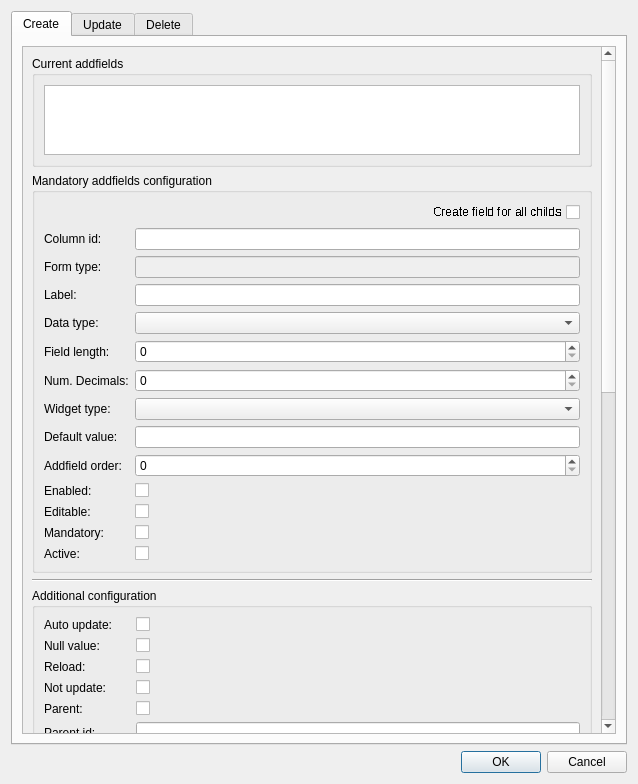
Above: ui/manage_addfields.ui from Giswater/giswater_qgis_plugin before the change. Below: the same form after it.
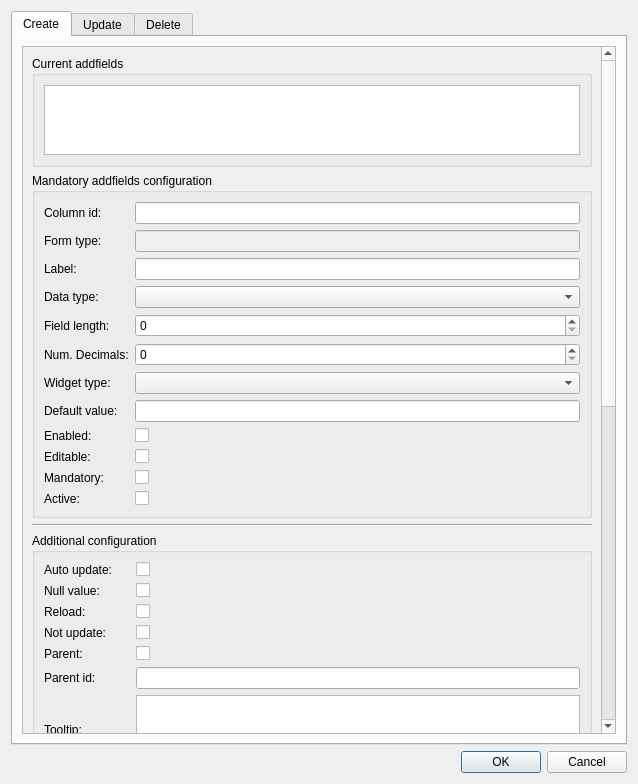
That is the form after the change.

What changed in the file:
```diff
--- a/ui/manage_addfields.ui
+++ b/ui/manage_addfields.ui
@@ -64,9 +64,9 @@
           <property name="geometry">
            <rect>
             <x>0</x>
-            <y>-427</y>
+            <y>0</y>
             <width>565</width>
-            <height>1541</height>
+            <height>1485</height>
            </rect>
           </property>
           <layout class="QVBoxLayout" name="verticalLayout">
@@ -90,174 +90,149 @@
              <layout class="QVBoxLayout" name="verticalLayout_3">
               <item>
                <layout class="QGridLayout" name="gridLayout_6">
-                <item row="3" column="0">
+                <item row="2" column="0">
                  <widget class="QLabel" name="lbl_72">
                   <property name="text">
                    <string>Label:</string>
                   </property>
                  </widget>
                 </item>
-                <item row="2" column="0">
+                <item row="2" column="1">
+                 <widget class="QLineEdit" name="label"/>
+                </item>
+                <item row="1" column="0">
                  <widget class="QLabel" name="lbl_70">
                   <property name="text">
                    <string>Form type:</string>
                   </property>
                  </widget>
                 </item>
-                <item row="3" column="1">
-                 <widget class="QLineEdit" name="label"/>
-                </item>
-                <item row="4" column="0">
-                 <widget class="QLabel" name="lbl_73">
-                  <property name="text">
-                   <string>Data type:</string>
-                  </property>
-                 </widget>
-                </item>
                 <item row="4" column="1">
-                 <widget class="QComboBox" name="datatype"/>
-                </item>
-                <item row="0" column="1">
-                 <widget class="QCheckBox" name="chk_multi_insert">
-                  <property name="font">
-                   <font>
-                    <stylestrategy>NoAntialias</stylestrategy>
-                   </font>
-                  </property>
-                  <property name="layoutDirection">
-                   <enum>Qt::RightToLeft</enum>
-                  </property>
-                  <property name="text">
-                   <string>Create field for all childs</string>
-                  </property>
-                 </widget>
-                </item>
-                <item row="1" column="0">
-                 <widget class="QLabel" name="lbl_2">
-                  <property name="text">
-                   <string>Column id:</string>
-                  </property>
-                 </widget>
-                </item>
-                <item row="2" column="1">
-                 <widget class="QLineEdit" name="formtype">
-                  <property name="enabled">
-                   <bool>false</bool>
-                  </property>
-                  <property name="text">
-                   <string/>
-                  </property>
-                 </widget>
-                </item>
-                <item row="1" column="1">
-                 <widget class="QLineEdit" name="column_id"/>
-                </item>
-                <item row="5" column="0">
-                 <widget class="QLabel" name="lbl_60">
-                  <property name="text">
-                   <string>Field length:</string>
-                  </property>
-                 </widget>
-                </item>
-                <item row="6" column="1">
-                 <widget class="QSpinBox" name="num_decimals"/>
-                </item>
-                <item row="7" column="0">
-                 <widget class="QLabel" name="lbl_71">
-                  <property name="text">
-                   <string>Widget type:</string>
-                  </property>
-                 </widget>
-                </item>
-                <item row="7" column="1">
-                 <widget class="QComboBox" name="widgettype"/>
-                </item>
-                <item row="5" column="1">
                  <widget class="QSpinBox" name="field_length"/>
                 </item>
-                <item row="6" column="0">
+                <item row="13" column="1">
+                 <widget class="QCheckBox" name="active">
+                  <property name="text">
+                   <string/>
+                  </property>
+                 </widget>
+                </item>
+                <item row="7" column="0">
+                 <widget class="QLabel" name="lbl_default_value">
+                  <property name="text">
+                   <string>Default value:</string>
+                  </property>
+                 </widget>
+                </item>
+                <item row="5" column="0">
                  <widget class="QLabel" name="lbl_58">
                   <property name="text">
                    <string>Num. Decimals:</string>
                   </property>
                  </widget>
                 </item>
-                <item row="13" column="1">
+                <item row="12" column="1">
+                 <widget class="QCheckBox" name="ismandatory">
+                  <property name="text">
+                   <string/>
+                  </property>
+                 </widget>
+                </item>
+                <item row="13" column="0">
+                 <widget class="QLabel" name="lbl_89">
+                  <property name="text">
+                   <string>Active:</string>
+                  </property>
+                 </widget>
+                </item>
+                <item row="11" column="1">
                  <widget class="QCheckBox" name="iseditable">
                   <property name="text">
                    <string/>
                   </property>
                  </widget>
                 </item>
-                <item row="15" column="1">
-                 <widget class="QCheckBox" name="active">
+                <item row="6" column="0">
+                 <widget class="QLabel" name="lbl_71">
                   <property name="text">
-                   <string/>
+                   <string>Widget type:</string>
                   </property>
                  </widget>
                 </item>
-                <item row="12" column="0">
+                <item row="10" column="0">
                  <widget class="QLabel" name="lbl_74">
                   <property name="text">
                    <string>Enabled:</string>
                   </property>
                  </widget>
                 </item>
-                <item row="12" column="1">
+                <item row="3" column="1">
+                 <widget class="QComboBox" name="datatype"/>
+                </item>
+                <item row="1" column="1">
+                 <widget class="QLineEdit" name="formtype">
+                  <property name="enabled">
+                   <bool>false</bool>
+                  </property>
+                  <property name="text">
+                   <string/>
+                  </property>
+                 </widget>
+                </item>
+                <item row="3" column="0">
+                 <widget class="QLabel" name="lbl_73">
+                  <property name="text">
+                   <string>Data type:</string>
+                  </property>
+                 </widget>
+                </item>
+                <item row="5" column="1">
+                 <widget class="QSpinBox" name="num_decimals"/>
+                </item>
+                <item row="4" column="0">
+                 <widget class="QLabel" name="lbl_60">
+                  <property name="text">
+                   <string>Field length:</string>
+                  </property>
+                 </widget>
+                </item>
+                <item row="10" column="1">
                  <widget class="QCheckBox" name="isenabled">
                   <property name="text">
                    <string/>
                   </property>
                  </widget>
                 </item>
-                <item row="13" column="0">
+                <item row="11" column="0">
                  <widget class="QLabel" name="lbl_56">
                   <property name="text">
                    <string>Editable:</string>
                   </property>
                  </widget>
                 </item>
-                <item row="14" column="0">
+                <item row="6" column="1">
+                 <widget class="QComboBox" name="widgettype"/>
+                </item>
+                <item row="0" column="0">
+                 <widget class="QLabel" name="lbl_2">
+                  <property name="text">
+                   <string>Column id:</string>
+                  </property>
+                 </widget>
+                </item>
+                <item row="0" column="1">
+                 <widget class="QLineEdit" name="column_id"/>
+                </item>
+                <item row="12" column="0">
                  <widget class="QLabel" name="lbl_59">
                   <property name="text">
                    <string>Mandatory:</string>
                   </property>
                  </widget>
                 </item>
-                <item row="14" column="1">
-                 <widget class="QCheckBox" name="ismandatory">
-                  <property name="text">
-                   <string/>
-                  </property>
-                 </widget>
-                </item>
-                <item row="15" column="0">
-                 <widget class="QLabel" name="lbl_89">
-                  <property name="text">
-                   <string>Active:</string>
-                  </property>
-                 </widget>
-                </item>
-                <item row="11" column="0">
-                 <widget class="QLabel" name="lbl_90">
-                  <property name="text">
-                   <string>Addfield order:</string>
-                  </property>
-                 </widget>
-                </item>
-                <item row="11" column="1">
-                 <widget class="QSpinBox" name="orderby"/>
-                </item>
-                <item row="8" column="1">
+                <item row="7" column="1">
                  <widget class="QLineEdit" name="default_value"/>
                 </item>
-                <item row="8" column="0">
-                 <widget class="QLabel" name="lbl_default_value">
-                  <property name="text">
-                   <string>Default value:</string>
-                  </property>
-                 </widget>
-                </item>
                </layout>
               </item>
              </layout>
```
